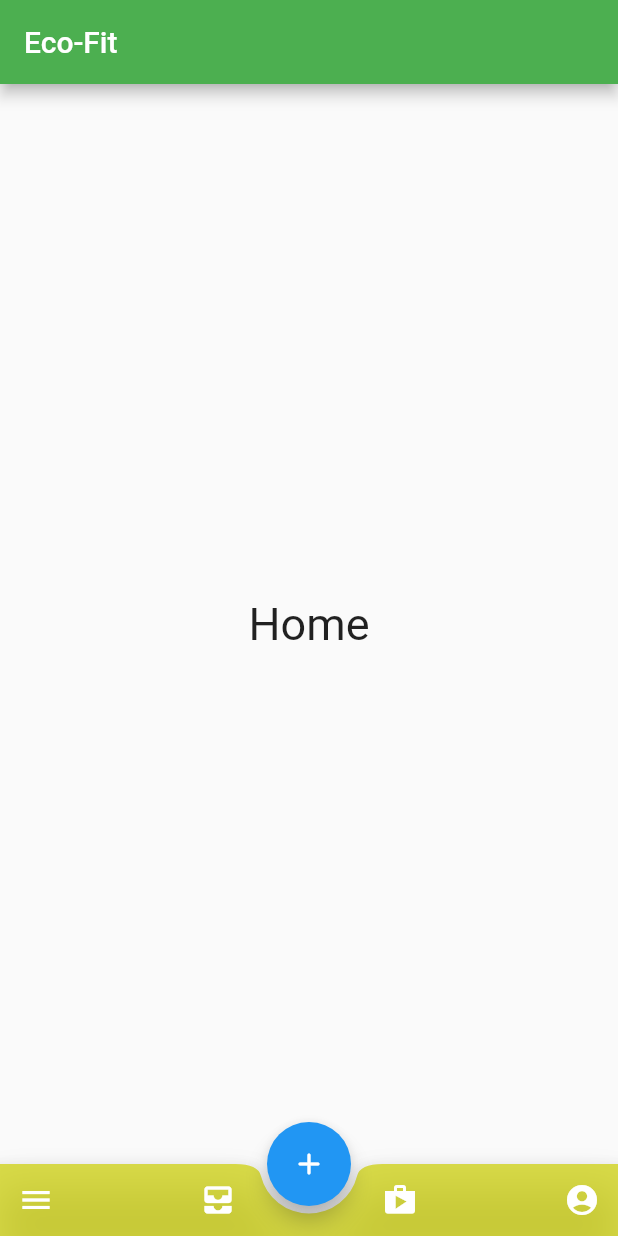
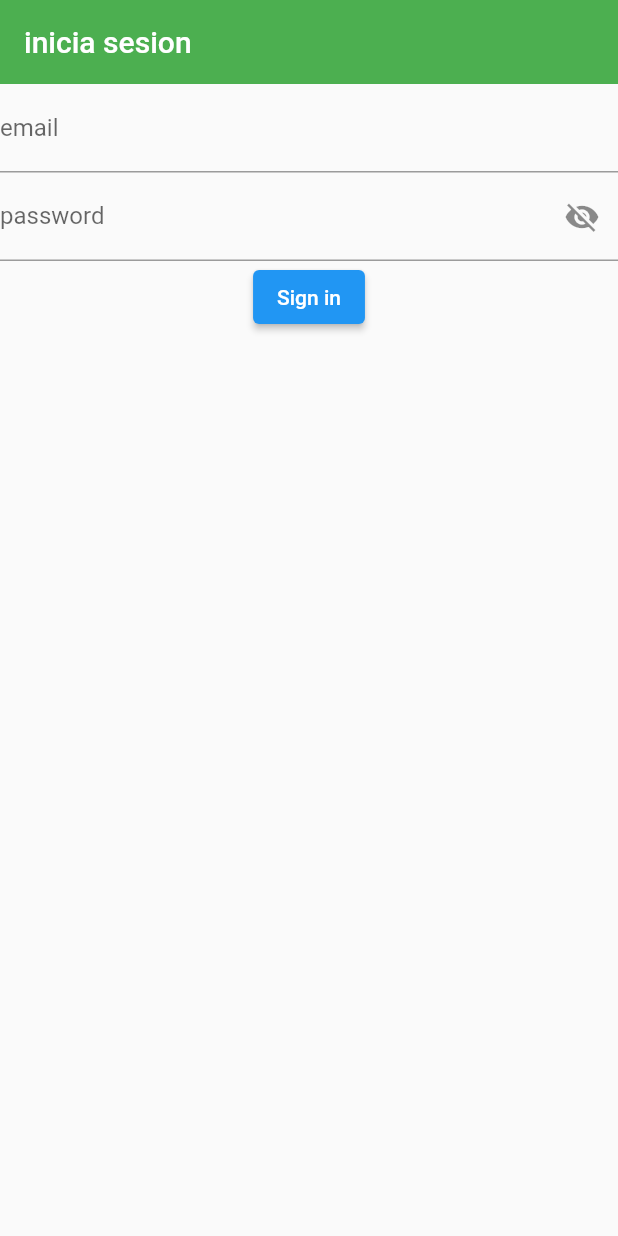
Before and after one commit to Danmunozbe/eco_fit, a Flutter app: the screen it shows after launch, on a phone screen of 412 x 824 dp. Run offline on Flutter 3.47's test engine with Material 2 defaults, Android fonts, the phone set to English and light mode, and no system bars; our stand-ins replace firebase_auth, firebase_core; accounts and stored records are empty.

Commit message:
commit Autentificacion implementada

```diff
--- /dev/null
+++ b/lib/EntryPage/Home/MainPages/pages.dart
@@ -0,0 +1,4 @@
+export 'laundry.dart';
+export 'armario.dart';
+export 'perfil.dart';
+export 'pagina_home.dart';
--- /dev/null
+++ b/lib/EntryPage/Home/home.dart
@@ -0,0 +1,62 @@
+import 'package:flutter/material.dart';
+import 'MainPages/pages.dart';
+
+class Home extends StatefulWidget {
+  const Home({Key? key}) : super(key: key);
+  @override
+  State<Home> createState() => HomeSatate();
+}
+
+class HomeSatate extends State<Home> {
+  int _paginaActual=0;
+  final List<Widget>_paginas=[
+    const PaginaHome(),
+    const Armario(),
+    const Laundry(),
+    const Profile(),
+  ];
+  @override
+  Widget build(BuildContext context) {
+    return MaterialApp(
+      debugShowCheckedModeBanner: false,
+      home: Scaffold(
+        appBar: AppBar(
+          backgroundColor: Colors.green,
+          title: const Text("Eco-Fit"),
+          ),
+        floatingActionButton:FloatingActionButton( //Floating action button on Scaffold
+            onPressed: (){
+               showDialog(context: context, builder: (context)=>AlertDialog(
+                 title: const Text("XDDD"),
+                 actions: [
+                   TextButton(onPressed: ()=>Navigator.pop(context), child: Text("OK lol"))
+                 ],
+                )
+               );
+            },
+            child: const Icon(Icons.add_rounded), //icon inside button
+        ),
+
+        floatingActionButtonLocation: FloatingActionButtonLocation.centerDocked,
+        //floating action button position to center
+
+        bottomNavigationBar: BottomAppBar( //bottom navigation bar on scaffold
+          color:Color.fromARGB(185, 206, 209, 8),
+          shape: const CircularNotchedRectangle(), //shape of notch
+          notchMargin: 5, //notche margin between floating button and bottom appbar
+          child: Row( //children inside bottom appbar
+            mainAxisSize: MainAxisSize.max,
+            mainAxisAlignment: MainAxisAlignment.spaceBetween,
+            children: <Widget>[
+              IconButton(icon: const Icon(Icons.home, color: Colors.white,), onPressed: () {setState(()=>{_paginaActual=0});},),
+              IconButton(icon: const Icon(Icons.all_inbox, color: Colors.white,), onPressed: () {setState(()=>{_paginaActual=1});},),
+              IconButton(icon: const Icon(Icons.shop, color: Colors.white,), onPressed: () {setState(()=>{_paginaActual=2});},),
+              IconButton(icon: const Icon(Icons.account_circle, color: Colors.white,), onPressed: () {setState(()=>{_paginaActual=3});},),
+            ],
+          ),
+        ),
+        body: _paginas[_paginaActual],
+      ),
+    ) ;
+  }
+}
--- /dev/null
+++ b/lib/EntryPage/LogIn/singin.dart
@@ -0,0 +1,100 @@
+import 'package:eco_fit/Servicios/auth.dart';
+import 'package:flutter/material.dart';
+import 'package:flutter/services.dart';
+import 'package:provider/provider.dart';
+class SingIn extends StatefulWidget {
+  const SingIn({Key? key}) : super(key: key);
+
+  @override
+  State<SingIn> createState() => _SingInState();
+}
+
+class _SingInState extends State<SingIn> {
+  final TextEditingController emailController=TextEditingController();
+  final TextEditingController passwordController=TextEditingController();
+  bool _showPassword=false;
+  //final AuthServer _auth= AuthServer();
+
+  @override
+  Widget build(BuildContext context) {
+    return Scaffold(
+      appBar: AppBar(
+        backgroundColor: Colors.green,
+        elevation: 0.0,
+        title: const Text("inicia sesion"),
+      ),
+      body: Column(
+        children: [
+          TextField(
+            controller: emailController,
+            decoration: const InputDecoration(
+              labelText: "email",
+            ),
+          ),
+          TextField(
+            controller: passwordController,
+            decoration: InputDecoration(
+              labelText: "password",
+              suffixIcon: GestureDetector(
+                onTap: () {
+                  setState(() {
+                    _showPassword = !_showPassword;
+                  });
+                },
+                child: Icon(
+                  _showPassword ? Icons.visibility : Icons.visibility_off,
+                ),
+              ),
+            ),
+            obscureText: !_showPassword
+          ),
+          ElevatedButton(
+            onPressed: (){
+              context.read<AuthServer>().singIn(email: emailController.text.trim(), password: passwordController.text.trim());
+            },
+            child: const Text("Sign in"))
+        ],
+      )
+    );
+  }
+}
+
+
+
+/*class PasswordFormField extends StatefulWidget {
+  final TextEditingController controller;
+
+  const PasswordFormField({
+    required Key key,
+    required this.controller,
+  })  : assert(controller != null),
+        super(key: key);
+
+  @override
+  State<StatefulWidget> createState() => _PasswordFormFieldState();
+}
+
+class _PasswordFormFieldState extends State<PasswordFormField> {
+  bool _showPassword = false;
+
+  @override
+  Widget build(BuildContext context) {
+    return TextFormField(
+      controller: widget.controller,
+      decoration: InputDecoration(
+        labelText: 'Password',
+        suffixIcon: GestureDetector(
+          onTap: () {
+            setState(() {
+              _showPassword = !_showPassword;
+            });
+          },
+          child: Icon(
+            _showPassword ? Icons.visibility : Icons.visibility_off,
+          ),
+        ),
+      ),
+      obscureText: !_showPassword,
+    );
+  }
+}*/
--- /dev/null
+++ b/lib/EntryPage/wrapper.dart
@@ -0,0 +1,20 @@
+import 'package:eco_fit/EntryPage/Home/home.dart';
+import 'package:eco_fit/EntryPage/LogIn/singin.dart';
+import 'package:firebase_auth/firebase_auth.dart';
+import 'package:flutter/material.dart';
+import 'package:provider/provider.dart';
+
+class Wrapper extends StatelessWidget {
+  const Wrapper({Key? key}) : super(key: key);
+
+  @override
+  Widget build(BuildContext context) {
+    //retorna home o el AuthPage dependiendo
+    final firebaseUser = context.watch<User?>();
+    //print(firebaseUser);
+    if(firebaseUser!=null){
+      return const Home();
+    }
+    return const SingIn();
+  }
+}
--- /dev/null
+++ b/lib/Servicios/auth.dart
@@ -0,0 +1,25 @@
+import 'package:firebase_auth/firebase_auth.dart';
+class AuthServer{
+  final FirebaseAuth _firebaseAuth;
+  Stream<User?> get authstatechanges=>_firebaseAuth.authStateChanges();
+  AuthServer(this._firebaseAuth);
+    Future<void> singOut() async{
+      await _firebaseAuth.signOut();
+    }
+   Future<String?> singIn({required String email,required String password}) async {
+     try {
+        await _firebaseAuth.signInWithEmailAndPassword(email: email, password: password);
+        return "Signed in";
+     } on FirebaseAuthException catch  (e) {
+       return e.message;
+     }
+   }
+   Future<String?> singUp({required String email,required String password}) async {
+     try {
+        await _firebaseAuth.createUserWithEmailAndPassword(email: email, password: password);
+        return "Signed up";
+     } on FirebaseAuthException catch  (e) {
+       return e.message;
+     }
+   }
+}
--- a/lib/main.dart
+++ b/lib/main.dart
@@ -1,68 +1,33 @@
+import 'package:eco_fit/EntryPage/Wrapper.dart';
+import 'package:eco_fit/Servicios/auth.dart';
+import 'package:firebase_auth/firebase_auth.dart';
+import 'package:firebase_core/firebase_core.dart';
 import 'package:flutter/material.dart';
-import 'MainPages/Laundry.dart';
-import 'MainPages/armario.dart';
-import 'MainPages/pagina_home.dart';
-import 'MainPages/perfil.dart';
+import 'package:provider/provider.dart';
+import 'firebase_options.dart';
+
+
 //import 'dart:math';
-void main(){
+Future<void> main() async {
+  WidgetsFlutterBinding.ensureInitialized();
+  await Firebase.initializeApp(
+    options: DefaultFirebaseOptions.currentPlatform,
+  );
   runApp(const MyApp());
 }
-class MyApp extends StatefulWidget {
+class MyApp extends StatelessWidget {
   const MyApp({Key? key}) : super(key: key);
   @override
-  _MyAppState createState() => _MyAppState();
-}
-
-class _MyAppState extends State<MyApp> {
-  int _paginaActual=0;
-  final List<Widget>_paginas=[
-    const PaginaHome(),
-    const Armario(),
-    const Laundry(),
-    const Profile(),
-  ];
-  @override
   Widget build(BuildContext context) {
-    return MaterialApp(
-      debugShowCheckedModeBanner: false,
-      home: Scaffold(
-        appBar: AppBar(
-          backgroundColor: Colors.green,
-          title: const Text("Eco-Fit"),
-          ),
-        floatingActionButton:FloatingActionButton( //Floating action button on Scaffold
-            onPressed: (){
-               showDialog(context: context, builder: (context)=>AlertDialog(
-                 title: const Text("XDDD"),
-                 actions: [
-                   TextButton(onPressed: ()=>Navigator.pop(context), child: Text("OK lol"))
-                 ],
-                )
-               );
-            },
-            child: const Icon(Icons.add_rounded), //icon inside button
+    return MultiProvider(
+      providers: [
+        Provider<AuthServer>(create:(_)=>AuthServer(FirebaseAuth.instance),
         ),
-
-        floatingActionButtonLocation: FloatingActionButtonLocation.centerDocked,
-        //floating action button position to center
-
-        bottomNavigationBar: BottomAppBar( //bottom navigation bar on scaffold
-          color:Color.fromARGB(185, 206, 209, 8),
-          shape: const CircularNotchedRectangle(), //shape of notch
-          notchMargin: 5, //notche margin between floating button and bottom appbar
-          child: Row( //children inside bottom appbar
-            mainAxisSize: MainAxisSize.max,
-            mainAxisAlignment: MainAxisAlignment.spaceBetween,
-            children: <Widget>[
-              IconButton(icon: const Icon(Icons.menu, color: Colors.white,), onPressed: () {setState(()=>{_paginaActual=0});},),
-              IconButton(icon: const Icon(Icons.all_inbox, color: Colors.white,), onPressed: () {setState(()=>{_paginaActual=1});},),
-              IconButton(icon: const Icon(Icons.shop, color: Colors.white,), onPressed: () {setState(()=>{_paginaActual=2});},),
-              IconButton(icon: const Icon(Icons.account_circle, color: Colors.white,), onPressed: () {setState(()=>{_paginaActual=3});},),
-            ],
-          ),
-        ),
-        body: _paginas[_paginaActual],
+        StreamProvider(create: (context)=>context.read<AuthServer>().authstatechanges, initialData: null),
+      ],
+      child: const MaterialApp(
+        home: Wrapper(),
       ),
-    ) ;
+    );
   }
 }
--- /dev/null
+++ b/lib/models/user.dart
@@ -0,0 +1,4 @@
+class ThisUser{
+  final String? uid;
+  ThisUser({required this.uid});
+}
--- a/pubspec.yaml
+++ b/pubspec.yaml
@@ -35,6 +35,8 @@ dependencies:
   # Use with the CupertinoIcons class for iOS style icons.
   cupertino_icons: ^1.0.2
   firebase_core: ^1.17.0
+  firebase_auth: ^3.3.18
+  provider: ^6.0.2
 
 dev_dependencies:
   flutter_test:
```
Also changed, not shown: lib/EntryPage/Home/MainPages/perfil.dart (added, +18 -0 lines), lib/EntryPage/LogIn/authpage.dart (added, +18 -0 lines), lib/MainPages/perfil.dart (deleted, +0 -12 lines), lib/EntryPage/Home/MainPages/armario.dart (renamed from lib/MainPages/armario.dart), lib/EntryPage/Home/MainPages/laundry.dart (renamed from lib/MainPages/laundry.dart), lib/EntryPage/Home/MainPages/pagina_home.dart (renamed from lib/MainPages/pagina_home.dart), pubspec.lock, 2 other files.
